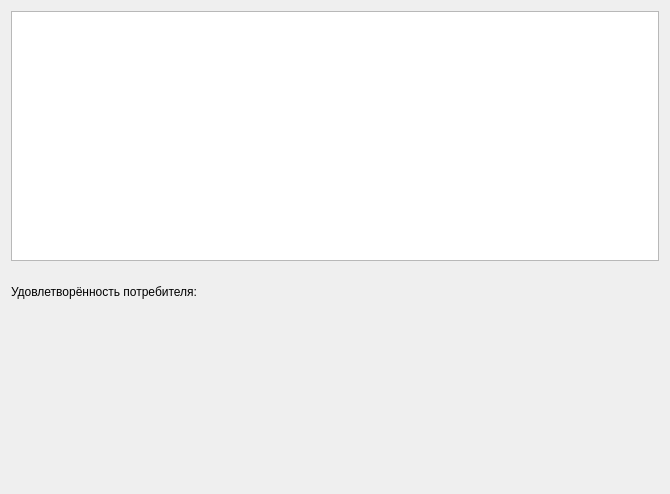
Above: Lab1/reports.ui from VasilevIvanVladimirovich/Quality-Management before the change. Below: the same form after it.
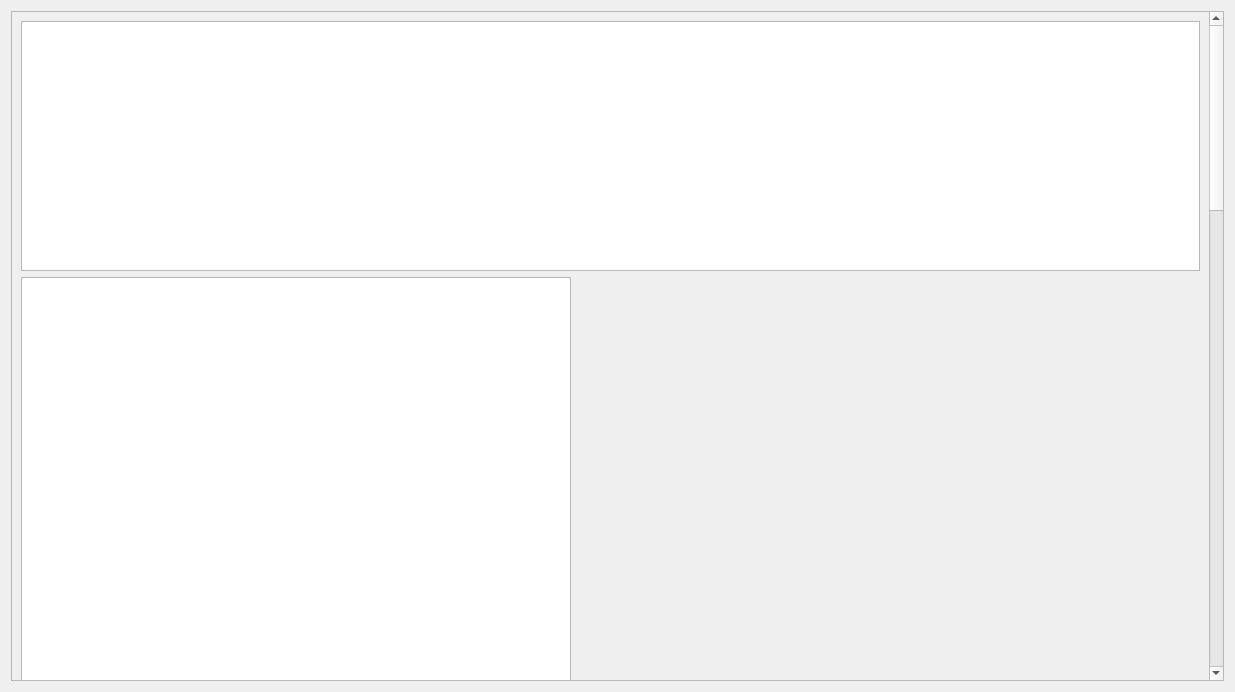
That is the form after the change.

What changed in the file:
```diff
--- a/Lab1/reports.ui
+++ b/Lab1/reports.ui
@@ -6,8 +6,8 @@
    <rect>
     <x>0</x>
     <y>0</y>
-    <width>670</width>
-    <height>494</height>
+    <width>1235</width>
+    <height>692</height>
    </rect>
   </property>
   <property name="maximumSize">
@@ -21,7 +21,28 @@
   </property>
   <layout class="QVBoxLayout" name="verticalLayout">
    <item>
+    <widget class="QScrollArea" name="scrollArea">
+     <property name="widgetResizable">
+      <bool>true</bool>
+     </property>
+     <widget class="QWidget" name="scrollAreaWidgetContents">
+      <property name="geometry">
+       <rect>
+        <x>0</x>
+        <y>-1679</y>
+        <width>1194</width>
+        <height>2358</height>
+       </rect>
+      </property>
+      <layout class="QVBoxLayout" name="verticalLayout_3">
+       <item>
     <widget class="QTableWidget" name="tableWidget">
+         <property name="minimumSize">
+          <size>
+           <width>0</width>
+           <height>250</height>
+          </size>
+         </property>
      <property name="maximumSize">
       <size>
        <width>16777215</width>
@@ -30,6 +51,93 @@
      </property>
     </widget>
    </item>
+       <item>
+        <layout class="QFormLayout" name="formLayout">
+         <item row="0" column="1">
+          <widget class="QFrame" name="frameImpotant">
+           <property name="minimumSize">
+            <size>
+             <width>0</width>
+             <height>500</height>
+            </size>
+           </property>
+           <layout class="QHBoxLayout" name="horizontalLayout_5"/>
+          </widget>
+         </item>
+         <item row="0" column="0">
+          <widget class="QTableWidget" name="tableImpotant">
+           <property name="minimumSize">
+            <size>
+             <width>550</width>
+             <height>0</height>
+            </size>
+           </property>
+           <property name="maximumSize">
+            <size>
+             <width>16777215</width>
+             <height>16777215</height>
+            </size>
+           </property>
+          </widget>
+         </item>
+        </layout>
+       </item>
+       <item>
+        <layout class="QFormLayout" name="formLayout_2">
+         <item row="0" column="0">
+          <widget class="QTableWidget" name="tableSatisfaction">
+           <property name="minimumSize">
+            <size>
+             <width>550</width>
+             <height>0</height>
+            </size>
+           </property>
+          </widget>
+         </item>
+         <item row="0" column="1">
+          <widget class="QFrame" name="frameSatisfaction">
+           <property name="minimumSize">
+            <size>
+             <width>0</width>
+             <height>500</height>
+            </size>
+           </property>
+           <layout class="QHBoxLayout" name="horizontalLayout_6"/>
+          </widget>
+         </item>
+        </layout>
+       </item>
+       <item>
+        <layout class="QFormLayout" name="formLayout_3">
+         <item row="1" column="0">
+          <widget class="QTableWidget" name="tableDiscrepancy">
+           <property name="minimumSize">
+            <size>
+             <width>550</width>
+             <height>0</height>
+            </size>
+           </property>
+          </widget>
+         </item>
+         <item row="1" column="1">
+          <widget class="QFrame" name="frame1">
+           <property name="minimumSize">
+            <size>
+             <width>0</width>
+             <height>500</height>
+            </size>
+           </property>
+           <property name="maximumSize">
+            <size>
+             <width>16777215</width>
+             <height>16777215</height>
+            </size>
+           </property>
+           <layout class="QHBoxLayout" name="horizontalLayout"/>
+          </widget>
+         </item>
+        </layout>
+       </item>
    <item>
     <widget class="QLabel" name="label">
      <property name="maximumSize">
@@ -44,24 +152,36 @@
     </widget>
    </item>
    <item>
-    <layout class="QHBoxLayout" name="horizontalLayout_2">
-     <item>
-      <widget class="QFrame" name="frame1">
-       <property name="maximumSize">
+        <layout class="QFormLayout" name="formLayout_4">
+         <item row="0" column="0">
+          <widget class="QTableWidget" name="tablePoint">
+           <property name="minimumSize">
         <size>
-         <width>16777215</width>
-         <height>16777215</height>
-        </size>
-       </property>
-       <layout class="QHBoxLayout" name="horizontalLayout"/>
-      </widget>
-     </item>
-     <item>
+             <width>550</width>
+             <height>0</height>
+            </size>
+           </property>
+          </widget>
+         </item>
+         <item row="0" column="1">
       <widget class="QFrame" name="frame2">
+           <property name="minimumSize">
+            <size>
+             <width>0</width>
+             <height>500</height>
+            </size>
+           </property>
        <layout class="QHBoxLayout" name="horizontalLayout_3"/>
       </widget>
      </item>
     </layout>
+       </item>
+       <item>
+        <layout class="QHBoxLayout" name="horizontalLayout_2"/>
+       </item>
+      </layout>
+     </widget>
+    </widget>
    </item>
   </layout>
  </widget>
```
Lines whose indentation alone changed are shown as unchanged.
